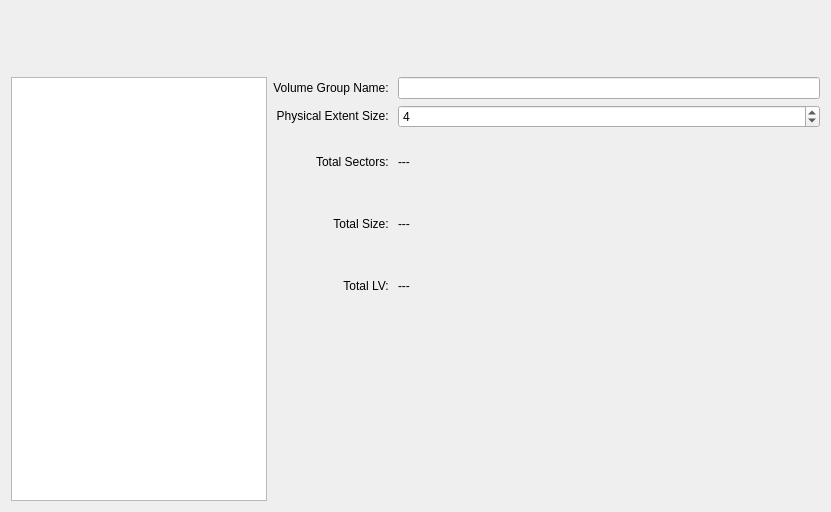
KDE/partitionmanager, file src/gui/volumewidgetbase.ui: the form before one commit.
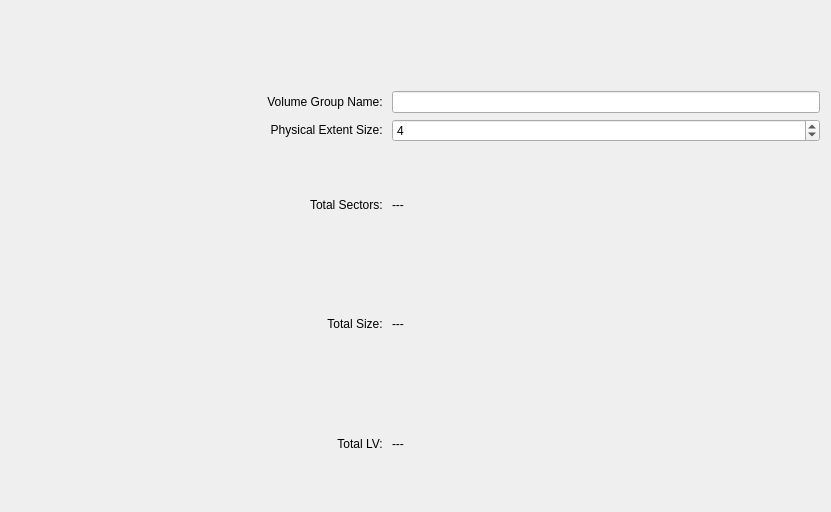
The form after the commit. Custom widgets are drawn as their Qt base class.

Commit message: Use custom list widget for displaying PV.

The edit to the form file:
```diff
--- a/src/gui/volumewidgetbase.ui
+++ b/src/gui/volumewidgetbase.ui
@@ -20,15 +20,18 @@
    <string>Form</string>
   </property>
   <layout class="QGridLayout" name="gridLayout">
-   <item row="3" column="2">
-    <layout class="QVBoxLayout" name="verticalLayout_2">
-     <item>
-      <widget class="QLineEdit" name="m_EditVGName"/>
-     </item>
-    </layout>
+   <item row="6" column="2">
+    <widget class="QLabel" name="m_LabelTotalLV">
+     <property name="text">
+      <string>---</string>
+     </property>
+     <property name="textInteractionFlags">
+      <set>Qt::LinksAccessibleByMouse|Qt::TextSelectableByKeyboard|Qt::TextSelectableByMouse</set>
+     </property>
+    </widget>
    </item>
    <item row="5" column="2">
-    <widget class="QLabel" name="m_LabelTotalSectors">
+    <widget class="QLabel" name="m_LabelTotalSize">
      <property name="text">
       <string>---</string>
      </property>
@@ -62,7 +65,24 @@
      </property>
     </widget>
    </item>
-   <item row="5" column="1">
+   <item row="2" column="0" rowspan="5">
+    <widget class="ListPhysicalVolumes" name="m_ListPV" native="true">
+     <property name="minimumSize">
+      <size>
+       <width>250</width>
+       <height>400</height>
+      </size>
+     </property>
+    </widget>
+   </item>
+   <item row="2" column="2">
+    <layout class="QVBoxLayout" name="verticalLayout_2">
+     <item>
+      <widget class="QLineEdit" name="m_EditVGName"/>
+     </item>
+    </layout>
+   </item>
+   <item row="4" column="1">
     <widget class="QLabel" name="m_LabelTextTotalSectors">
      <property name="text">
       <string>Total Sectors: </string>
@@ -75,46 +95,7 @@
      </property>
     </widget>
    </item>
-   <item row="3" column="0" rowspan="8">
-    <widget class="QListWidget" name="m_ListPV">
-     <property name="sizePolicy">
-      <sizepolicy hsizetype="Preferred" vsizetype="Expanding">
-       <horstretch>0</horstretch>
-       <verstretch>0</verstretch>
-      </sizepolicy>
-     </property>
-     <property name="contextMenuPolicy">
-      <enum>Qt::CustomContextMenu</enum>
-     </property>
-     <property name="iconSize">
-      <size>
-       <width>32</width>
-       <height>32</height>
-      </size>
-     </property>
-    </widget>
-   </item>
-   <item row="6" column="2">
-    <widget class="QLabel" name="m_LabelTotalSize">
-     <property name="text">
-      <string>---</string>
-     </property>
-     <property name="textInteractionFlags">
-      <set>Qt::LinksAccessibleByMouse|Qt::TextSelectableByKeyboard|Qt::TextSelectableByMouse</set>
-     </property>
-    </widget>
-   </item>
-   <item row="7" column="2">
-    <widget class="QLabel" name="m_LabelTotalLV">
-     <property name="text">
-      <string>---</string>
-     </property>
-     <property name="textInteractionFlags">
-      <set>Qt::LinksAccessibleByMouse|Qt::TextSelectableByKeyboard|Qt::TextSelectableByMouse</set>
-     </property>
-    </widget>
-   </item>
-   <item row="4" column="2">
+   <item row="3" column="2">
     <layout class="QVBoxLayout" name="verticalLayout">
      <item>
       <widget class="QSpinBox" name="m_SpinPESize">
@@ -126,19 +107,6 @@
     </layout>
    </item>
    <item row="6" column="1">
-    <widget class="QLabel" name="m_LabelTextTotalSize">
-     <property name="text">
-      <string>Total Size: </string>
-     </property>
-     <property name="alignment">
-      <set>Qt::AlignRight|Qt::AlignTrailing|Qt::AlignVCenter</set>
-     </property>
-     <property name="textInteractionFlags">
-      <set>Qt::LinksAccessibleByMouse|Qt::TextSelectableByKeyboard|Qt::TextSelectableByMouse</set>
-     </property>
-    </widget>
-   </item>
-   <item row="7" column="1">
     <widget class="QLabel" name="m_LabelTextTotalLV">
      <property name="text">
       <string>Total LV: </string>
@@ -151,7 +119,20 @@
      </property>
     </widget>
    </item>
-   <item row="3" column="1">
+   <item row="5" column="1">
+    <widget class="QLabel" name="m_LabelTextTotalSize">
+     <property name="text">
+      <string>Total Size: </string>
+     </property>
+     <property name="alignment">
+      <set>Qt::AlignRight|Qt::AlignTrailing|Qt::AlignVCenter</set>
+     </property>
+     <property name="textInteractionFlags">
+      <set>Qt::LinksAccessibleByMouse|Qt::TextSelectableByKeyboard|Qt::TextSelectableByMouse</set>
+     </property>
+    </widget>
+   </item>
+   <item row="2" column="1">
     <widget class="QLabel" name="m_LabelTextVGName">
      <property name="text">
       <string>Volume Group Name: </string>
@@ -164,7 +145,7 @@
      </property>
     </widget>
    </item>
-   <item row="4" column="1">
+   <item row="3" column="1">
     <widget class="QLabel" name="m_LabelTextPESize">
      <property name="text">
       <string>Physical Extent Size: </string>
@@ -177,6 +158,16 @@
      </property>
     </widget>
    </item>
+   <item row="4" column="2">
+    <widget class="QLabel" name="m_LabelTotalSectors">
+     <property name="text">
+      <string>---</string>
+     </property>
+     <property name="textInteractionFlags">
+      <set>Qt::LinksAccessibleByMouse|Qt::TextSelectableByKeyboard|Qt::TextSelectableByMouse</set>
+     </property>
+    </widget>
+   </item>
   </layout>
  </widget>
  <customwidgets>
@@ -186,6 +177,12 @@
    <header>gui/parttablewidget.h</header>
    <container>1</container>
   </customwidget>
+  <customwidget>
+   <class>ListPhysicalVolumes</class>
+   <extends>QWidget</extends>
+   <header>gui/listphysicalvolumes.h</header>
+   <container>1</container>
+  </customwidget>
  </customwidgets>
  <resources/>
  <connections/>
```
The commit also changes 7 other files.
